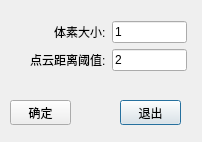
Old version of the form pythonVTK/Registration/GlobalRegistrationUI.ui in the repository 18wang/PointCloud.
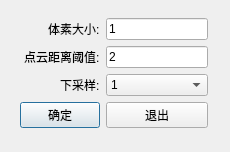
New version of the form.

The edit to the form file:
```diff
--- a/pythonVTK/Registration/GlobalRegistrationUI.ui
+++ b/pythonVTK/Registration/GlobalRegistrationUI.ui
@@ -6,46 +6,44 @@
    <rect>
     <x>0</x>
     <y>0</y>
-    <width>202</width>
-    <height>142</height>
+    <width>230</width>
+    <height>152</height>
    </rect>
   </property>
+  <property name="sizePolicy">
+   <sizepolicy hsizetype="Fixed" vsizetype="Fixed">
+    <horstretch>0</horstretch>
+    <verstretch>0</verstretch>
+   </sizepolicy>
+  </property>
+  <property name="minimumSize">
+   <size>
+    <width>230</width>
+    <height>152</height>
+   </size>
+  </property>
+  <property name="maximumSize">
+   <size>
+    <width>230</width>
+    <height>152</height>
+   </size>
+  </property>
+  <property name="baseSize">
+   <size>
+    <width>0</width>
+    <height>0</height>
+   </size>
+  </property>
   <property name="windowTitle">
    <string>Dialog</string>
   </property>
-  <widget class="QPushButton" name="cancel">
-   <property name="geometry">
-    <rect>
-     <x>120</x>
-     <y>100</y>
-     <width>61</width>
-     <height>25</height>
-    </rect>
-   </property>
-   <property name="text">
-    <string>退出</string>
-   </property>
-  </widget>
-  <widget class="QPushButton" name="ok">
-   <property name="geometry">
-    <rect>
-     <x>10</x>
-     <y>100</y>
-     <width>61</width>
-     <height>25</height>
-    </rect>
-   </property>
-   <property name="text">
-    <string>确定</string>
-   </property>
-  </widget>
   <widget class="QWidget" name="formLayoutWidget">
    <property name="geometry">
     <rect>
-     <x>30</x>
+     <x>20</x>
      <y>10</y>
-     <width>157</width>
-     <height>71</height>
+     <width>188</width>
+     <height>126</height>
     </rect>
    </property>
    <layout class="QFormLayout" name="formLayout">
@@ -92,6 +90,71 @@
       </property>
      </widget>
     </item>
+    <item row="2" column="0">
+     <widget class="QLabel" name="label_3">
+      <property name="text">
+       <string>下采样:</string>
+      </property>
+     </widget>
+    </item>
+    <item row="2" column="1">
+     <widget class="QComboBox" name="comboBox">
+      <item>
+       <property name="text">
+        <string>1</string>
+       </property>
+      </item>
+      <item>
+       <property name="text">
+        <string>1/2</string>
+       </property>
+      </item>
+      <item>
+       <property name="text">
+        <string>1/4</string>
+       </property>
+      </item>
+      <item>
+       <property name="text">
+        <string>1/8</string>
+       </property>
+      </item>
+      <item>
+       <property name="text">
+        <string>1/16</string>
+       </property>
+      </item>
+      <item>
+       <property name="text">
+        <string>1/32</string>
+       </property>
+      </item>
+      <item>
+       <property name="text">
+        <string>1/64</string>
+       </property>
+      </item>
+      <item>
+       <property name="text">
+        <string>1/128</string>
+       </property>
+      </item>
+     </widget>
+    </item>
+    <item row="3" column="0">
+     <widget class="QPushButton" name="ok">
+      <property name="text">
+       <string>确定</string>
+      </property>
+     </widget>
+    </item>
+    <item row="3" column="1">
+     <widget class="QPushButton" name="cancel">
+      <property name="text">
+       <string>退出</string>
+      </property>
+     </widget>
+    </item>
    </layout>
   </widget>
  </widget>
```
